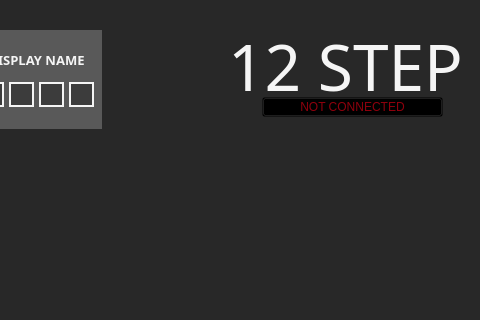
Qt form QT/forms/mainwindowWin.ui (Muse-Kinetics/12-step-editor-qt6) before a commit; both pictures show x 295 to 775 and y 0 to 320 of the 775 by 460 pixel window.
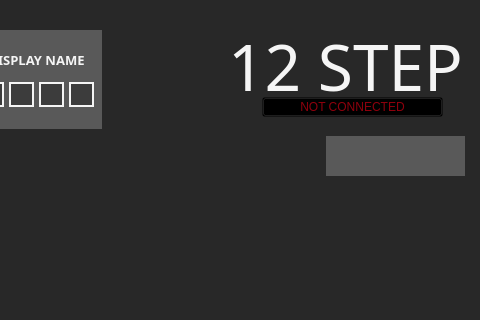
The same form after that commit. Icons and pictures are not drawn.

Diff of the .ui file:
```diff
--- a/QT/forms/mainwindowWin.ui
+++ b/QT/forms/mainwindowWin.ui
@@ -1437,6 +1437,37 @@
      <bool>true</bool>
     </property>
    </widget>
+   <widget class="QPushButton" name="MK_link">
+    <property name="geometry">
+     <rect>
+      <x>621</x>
+      <y>136</y>
+      <width>139</width>
+      <height>40</height>
+     </rect>
+    </property>
+    <property name="styleSheet">
+     <string notr="true">QPushButton {
+    background-color: rgb(89, 89, 89); /* Simple gray background */
+    border: none; /* Remove borders for simplicity */
+    padding: 0px; /* Remove all padding */
+    margin: 0px; /* Remove extra margins */
+    image: url(:/ui/ui_images/muse_kinetics_logo_white.svg); /* Display the image */
+    height: auto; /* Maintain aspect ratio of the image */
+    qproperty-alignment: AlignTop; /* Align content to the top */
+}
+
+QPushButton:pressed {
+    background-color: darkgrey; /* Slightly darker background when pressed */
+}</string>
+    </property>
+    <property name="text">
+     <string/>
+    </property>
+    <property name="default">
+     <bool>false</bool>
+    </property>
+   </widget>
   </widget>
  </widget>
  <layoutdefault spacing="6" margin="11"/>
```
